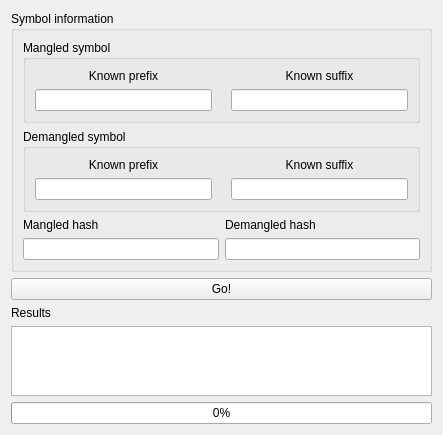
Before: the Qt Designer form src/dictionarybrutewidget.ui in yomcube/nsmbw-hashing-toolbox, drawn with Qt 5.
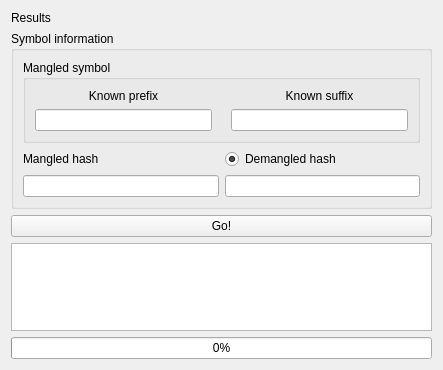
After: the same form once the commit is applied.

Patch:
```diff
--- a/src/dictionarybrutewidget.ui
+++ b/src/dictionarybrutewidget.ui
@@ -14,19 +14,29 @@
    <string>Form</string>
   </property>
   <layout class="QGridLayout" name="gridLayout">
+   <item row="8" column="0">
+    <widget class="QProgressBar" name="progressBar">
+     <property name="enabled">
+      <bool>true</bool>
+     </property>
+     <property name="value">
+      <number>0</number>
+     </property>
+    </widget>
+   </item>
    <item row="5" column="0">
-    <widget class="QTextEdit" name="results">
-     <property name="readOnly">
-      <bool>true</bool>
-     </property>
-    </widget>
-   </item>
-   <item row="0" column="0">
     <widget class="QGroupBox" name="gbSymInfo">
      <property name="title">
       <string>Symbol information</string>
      </property>
      <layout class="QGridLayout" name="gridLayout_5">
+      <item row="2" column="0">
+       <widget class="QLabel" name="lblMangHash">
+        <property name="text">
+         <string>Mangled hash</string>
+        </property>
+       </widget>
+      </item>
       <item row="0" column="0" colspan="2">
        <widget class="QGroupBox" name="gbMangled">
         <property name="title">
@@ -69,68 +79,22 @@
         </layout>
        </widget>
       </item>
-      <item row="1" column="0" colspan="2">
-       <widget class="QGroupBox" name="gbDemangled">
-        <property name="title">
-         <string>Demangled symbol</string>
-        </property>
-        <layout class="QGridLayout" name="gridLayout_3">
-         <item row="0" column="0">
-          <widget class="QLabel" name="lblPrefix2">
-           <property name="text">
-            <string>Known prefix</string>
-           </property>
-           <property name="alignment">
-            <set>Qt::AlignCenter</set>
-           </property>
-          </widget>
-         </item>
-         <item row="0" column="2">
-          <widget class="QLabel" name="lblSuffix2">
-           <property name="text">
-            <string>Known suffix</string>
-           </property>
-           <property name="alignment">
-            <set>Qt::AlignCenter</set>
-           </property>
-          </widget>
-         </item>
-         <item row="1" column="0">
-          <widget class="QLineEdit" name="prefixDem"/>
-         </item>
-         <item row="1" column="1">
-          <widget class="QLabel" name="lblBFPlaceholder2">
-           <property name="text">
-            <string>&lt;Bruteforce value&gt;</string>
-           </property>
-          </widget>
-         </item>
-         <item row="1" column="2">
-          <widget class="QLineEdit" name="suffixDem"/>
-         </item>
-        </layout>
-       </widget>
-      </item>
-      <item row="2" column="1">
-       <widget class="QLabel" name="lblDemHash">
-        <property name="text">
-         <string>Demangled hash</string>
-        </property>
-       </widget>
-      </item>
-      <item row="2" column="0">
-       <widget class="QLabel" name="lblMangHash">
-        <property name="text">
-         <string>Mangled hash</string>
-        </property>
-       </widget>
-      </item>
       <item row="3" column="0">
        <widget class="QLineEdit" name="mangHash"/>
       </item>
       <item row="3" column="1">
        <widget class="QLineEdit" name="demHash"/>
       </item>
+      <item row="2" column="1">
+       <widget class="QRadioButton" name="radUseDem">
+        <property name="text">
+         <string>Demangled hash</string>
+        </property>
+        <property name="checked">
+         <bool>true</bool>
+        </property>
+       </widget>
+      </item>
      </layout>
     </widget>
    </item>
@@ -141,23 +105,20 @@
      </property>
     </widget>
    </item>
-   <item row="3" column="0">
+   <item row="7" column="0">
+    <widget class="QTextEdit" name="results">
+     <property name="readOnly">
+      <bool>true</bool>
+     </property>
+    </widget>
+   </item>
+   <item row="6" column="0">
     <widget class="QPushButton" name="btnGo">
      <property name="text">
       <string>Go!</string>
      </property>
     </widget>
    </item>
-   <item row="6" column="0">
-    <widget class="QProgressBar" name="progressBar">
-     <property name="enabled">
-      <bool>true</bool>
-     </property>
-     <property name="value">
-      <number>0</number>
-     </property>
-    </widget>
-   </item>
   </layout>
  </widget>
  <tabstops>
```
Left out of the diff: 3 changed lines with no effect on the pictures.
